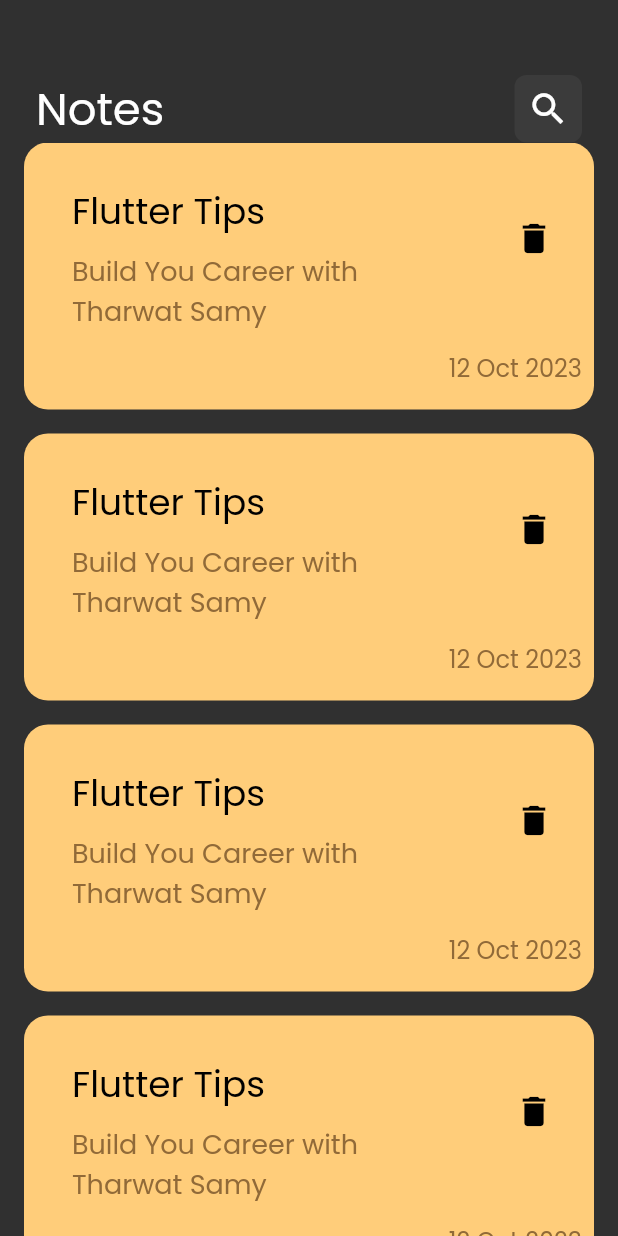
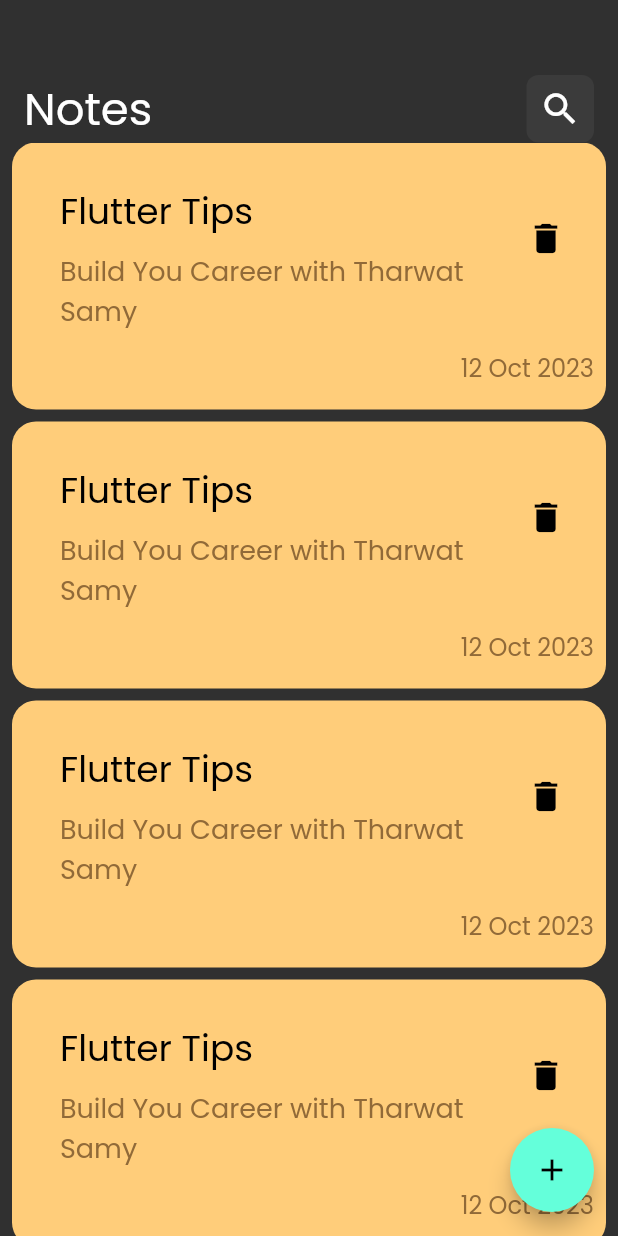
Before and after one commit to Menna-Newear/notes_app, a Flutter app: the screen it shows after launch, on a phone screen of 412 x 824 dp. Run offline on Flutter 3.47's test engine with Material 2 defaults, Android fonts, the phone set to English and light mode, and no system bars.

Commit message:
adding Floating Action Buttom

```diff
--- a/lib/views/homePage.dart
+++ b/lib/views/homePage.dart
@@ -6,8 +6,12 @@ class HomePage extends StatelessWidget {
   static String id = "Home Page";
   @override
   Widget build(BuildContext context) {
-    return const Scaffold(
-      body: NotesViewBodyWidget(),
+    return Scaffold(
+      body: const NotesViewBodyWidget(),
+      floatingActionButton: FloatingActionButton(
+        onPressed: () {},
+        child: Icon(Icons.add),
+      ),
     );
   }
 }
--- a/lib/widgets/customAppBarWidget.dart
+++ b/lib/widgets/customAppBarWidget.dart
@@ -7,7 +7,9 @@ class CustomAppBarWidget extends StatelessWidget {
   @override
   Widget build(BuildContext context) {
     return Padding(
-      padding: const EdgeInsets.symmetric(horizontal: 8.0),
+      padding: const EdgeInsets.symmetric(
+        horizontal: 8.0,
+      ),
       child: Row(
         mainAxisAlignment: MainAxisAlignment.spaceBetween,
         children: [
--- a/lib/widgets/noteCard.dart
+++ b/lib/widgets/noteCard.dart
@@ -10,7 +10,7 @@ class NoteCard extends StatelessWidget {
         left: 16,
         top: 24,
       ),
-      margin: EdgeInsets.only(bottom: 16),
+      margin: EdgeInsets.only(bottom: 8),
       decoration: BoxDecoration(
           color: const Color(0xffFFCD7A),
           borderRadius: BorderRadius.circular(16)),
--- a/lib/widgets/notesViewBodyWidget.dart
+++ b/lib/widgets/notesViewBodyWidget.dart
@@ -8,7 +8,9 @@ class NotesViewBodyWidget extends StatelessWidget {
   @override
   Widget build(BuildContext context) {
     return const Padding(
-      padding: const EdgeInsets.symmetric(horizontal: 16.0),
+      padding: const EdgeInsets.symmetric(
+        horizontal: 8.0,
+      ),
       child: Column(
         children: [
           SizedBox(
```
